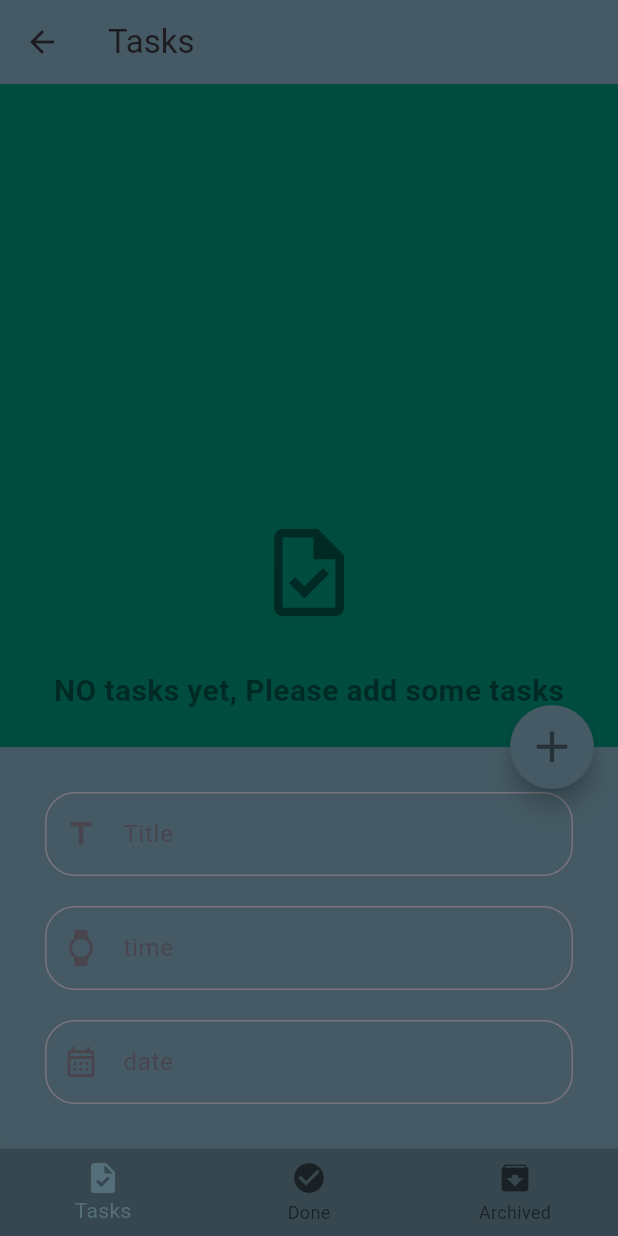
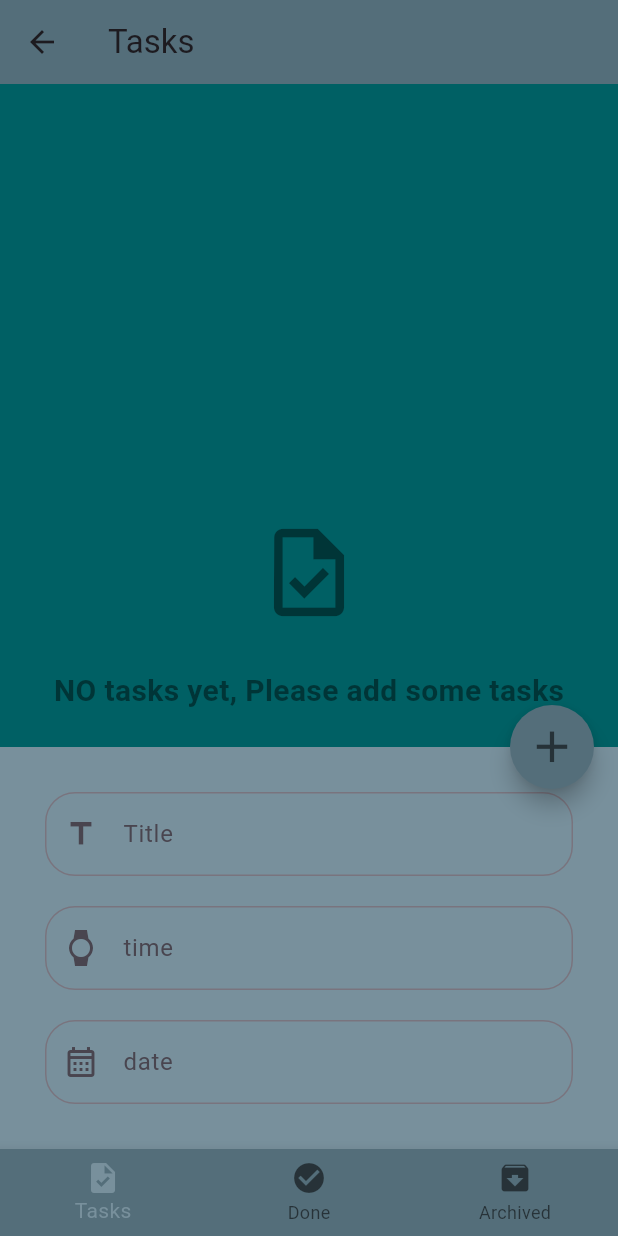
Before and after one commit to Hind-Alaa-Fathy/Todo-App, a Flutter app: the screen it shows after launch, after a tap on the "edit" icon, on a phone screen of 412 x 824 dp. Run offline on Flutter 3.47's test engine with Material 3 defaults, Android fonts, the phone set to English and light mode, and no system bars; our stand-ins replace bloc, flutter_bloc, sqflite; accounts and stored records are empty.

Commit message:
home UI updated

```diff
--- a/lib/layout/home_layout.dart
+++ b/lib/layout/home_layout.dart
@@ -30,15 +30,15 @@ class HomeLayout extends StatelessWidget {
               return Scaffold(
             key: scaffoldKey,
             appBar: AppBar(
-              backgroundColor: Colors.blueGrey[700],
+              backgroundColor: Colors.blueGrey[600],
               title: Text(cubit.texts[cubit.currentIndex]),
 
             ),
-            backgroundColor: Colors.teal[900],
+            backgroundColor: Colors.cyan[900],
             bottomNavigationBar: BottomNavigationBar(
-              backgroundColor: Colors.blueGrey[800],
+              backgroundColor: Colors.blueGrey[600],
               currentIndex: TodoCubit.get(context).currentIndex,
-              selectedItemColor: Colors.blueGrey[600],
+              selectedItemColor: Colors.blueGrey[400],
               items: const [
                 BottomNavigationBarItem(icon: Icon(Icons.task), label: "Tasks",),
                 BottomNavigationBarItem(icon: Icon(Icons.check_circle), label: "Done"),
@@ -53,7 +53,7 @@ class HomeLayout extends StatelessWidget {
             body: state is! TodoGetDatabaseLoadingState ? cubit.screens[cubit.currentIndex] : const CircularProgressIndicator(color:Colors.orange),
             floatingActionButton: FloatingActionButton(
               shape: RoundedRectangleBorder(borderRadius: BorderRadius.circular(30)),
-              backgroundColor: Colors.blueGrey[700],
+              backgroundColor: Colors.blueGrey[600],
               onPressed: () {
                 if (cubit.isBottomSheetShown) {
                   if (formKey.currentState!.validate()) {
@@ -76,7 +76,7 @@ class HomeLayout extends StatelessWidget {
                           Container(
                             padding: const EdgeInsets.all(20),
                             width: double.infinity,
-                            color: Colors.blueGrey[700],
+                            color: Colors.blueGrey[400],
                             child: SingleChildScrollView(
                               child: Form(
                                 key: formKey,
```
